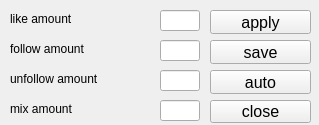
Qt form GuiQt/amount.ui (rabbittx/instagram_bot_InstaPy_GUI) before a commit.
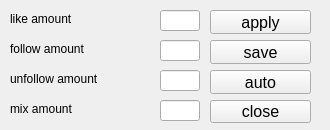
The same form after that commit.

Commit message: amount now work better

```diff
--- a/GuiQt/amount.ui
+++ b/GuiQt/amount.ui
@@ -6,10 +6,22 @@
    <rect>
     <x>0</x>
     <y>0</y>
-    <width>319</width>
-    <height>125</height>
+    <width>330</width>
+    <height>130</height>
    </rect>
   </property>
+  <property name="minimumSize">
+   <size>
+    <width>300</width>
+    <height>130</height>
+   </size>
+  </property>
+  <property name="maximumSize">
+   <size>
+    <width>330</width>
+    <height>130</height>
+   </size>
+  </property>
   <property name="windowTitle">
    <string>MainWindow</string>
   </property>
```
Left out of the diff: 6 changed lines with no effect on the pictures. The commit also changes 2 other files.
